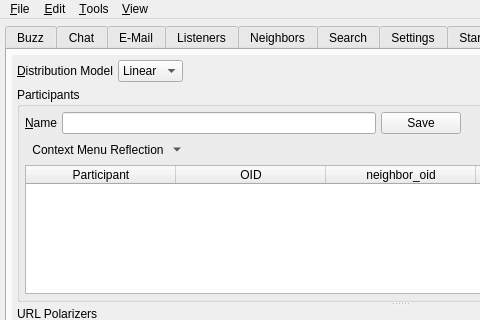
This is branches/trunk/UI/controlcenter.ui in textbrowser/spot-on as Qt 5 draws it before an edit; both pictures show x 0 to 480 and y 0 to 320 of the 800 by 600 pixel window. The edited form follows.
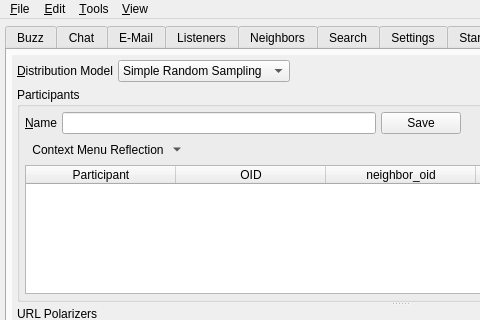
This is the edited form. The open tabs and pages were chosen to show the change. Icons and pictures are not drawn. Custom widgets are drawn as their Qt base class.

The edit to the form file:
```diff
--- a/branches/trunk/UI/controlcenter.ui
+++ b/branches/trunk/UI/controlcenter.ui
@@ -6956,7 +6956,7 @@
                 </property>
                 <item>
                  <property name="text">
-                  <string>Linear</string>
+                  <string>Simple Random Sampling</string>
                  </property>
                 </item>
                </widget>
```
